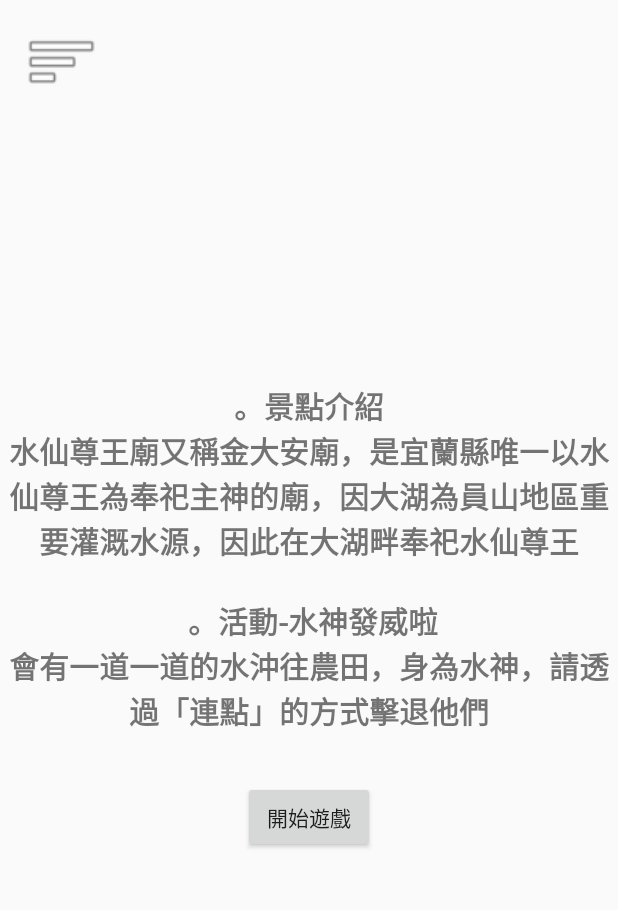
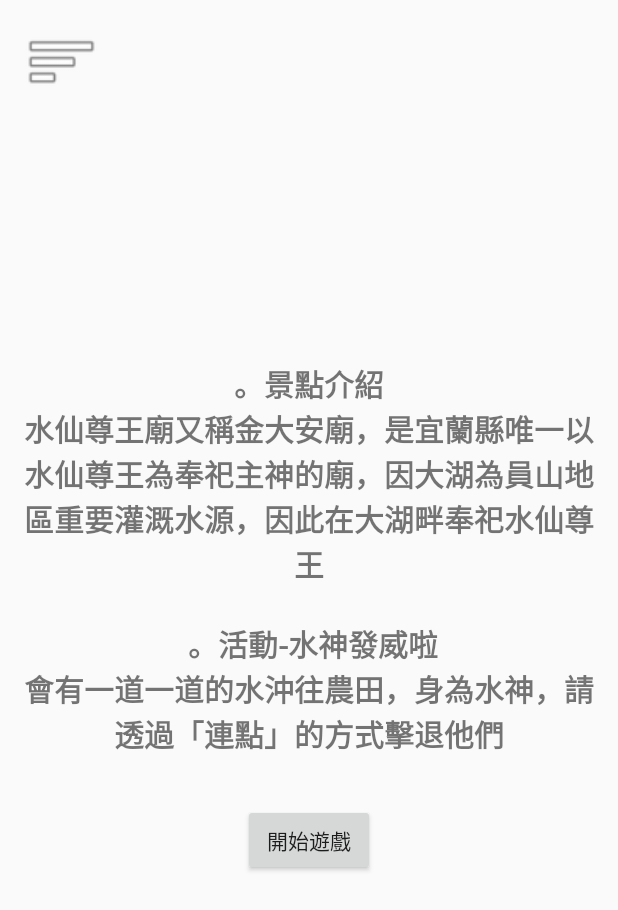
Before and after one commit to cind1y89/Big_Lake, an Android app: the Game2 screen opened directly, with no data from a screen before it, on a phone screen of 412 x 824 dp. Shown: the top 910 px of the screen. Run offline under Robolectric (Android 15) with nearby library versions, the phone set to English and light mode, and no system bars.

Commit message:
Version1_1

```diff
--- a/app/src/main/AndroidManifest.xml
+++ b/app/src/main/AndroidManifest.xml
@@ -26,11 +26,7 @@
         <activity
             android:name=".Game4"
             android:exported="true" >
-            <intent-filter>
-                <action android:name="android.intent.action.MAIN" />
 
-                <category android:name="android.intent.category.LAUNCHER" />
-            </intent-filter>
         </activity>
         <activity
             android:name=".Game3"
@@ -57,7 +53,11 @@
         <activity
             android:name=".Title"
             android:exported="true">
+            <intent-filter>
+                <action android:name="android.intent.action.MAIN" />
 
+                <category android:name="android.intent.category.LAUNCHER" />
+            </intent-filter>
         </activity>
     </application>
 
--- a/app/src/main/res/layout/activity_game2.xml
+++ b/app/src/main/res/layout/activity_game2.xml
@@ -261,10 +261,10 @@
         android:layout_width="wrap_content"
         android:layout_height="wrap_content"
         android:layout_marginStart="16dp"
-        android:layout_marginLeft="16dp"
         android:layout_marginTop="16dp"
         android:layout_marginEnd="16dp"
-        android:layout_marginRight="16dp"
+        android:paddingLeft="16dp"
+        android:paddingRight="16dp"
         android:text="@string/game2_dis"
         android:textAlignment="center"
         android:textAllCaps="true"
```
